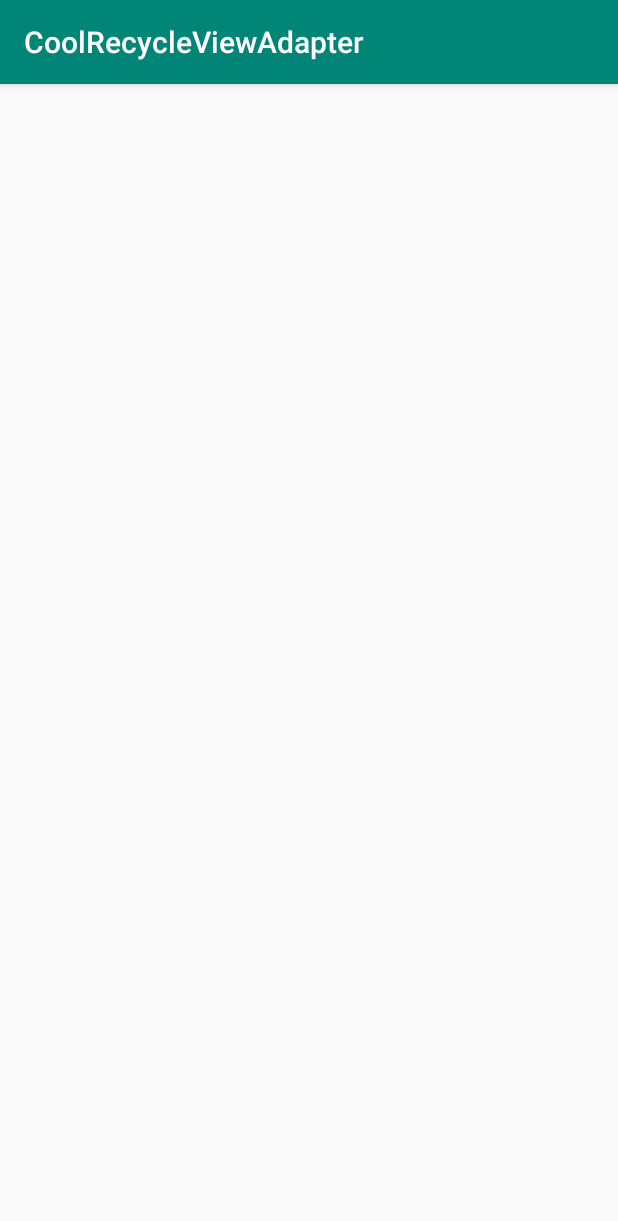
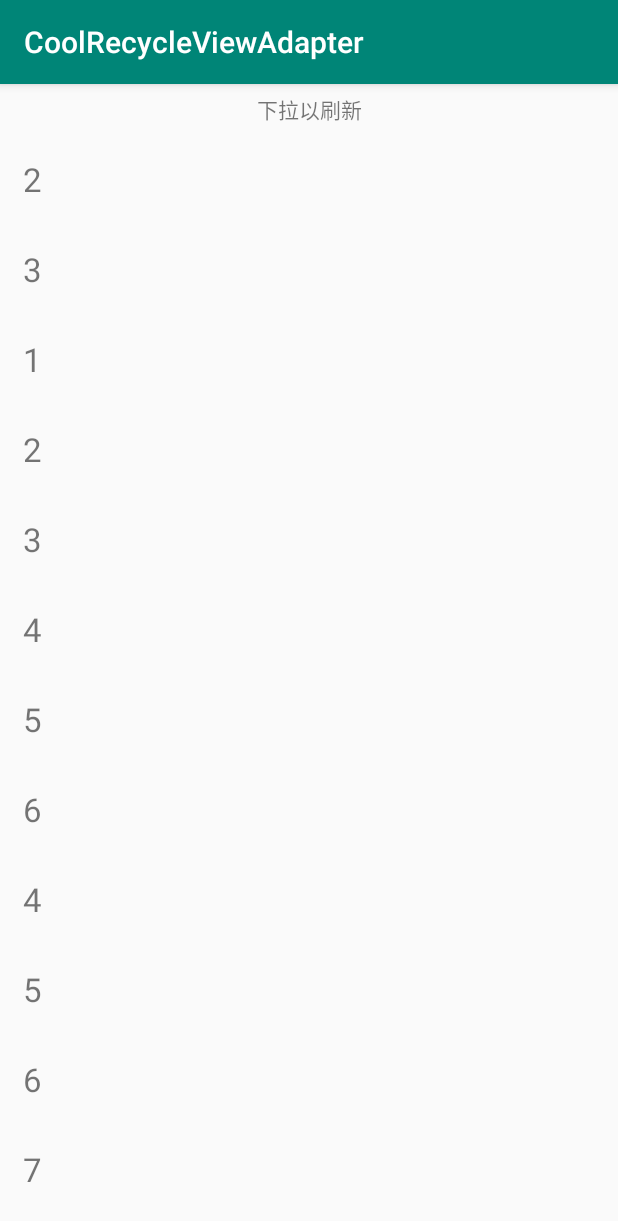
Before and after one commit to lvrayman/CoolRecycleViewAdapter, an Android app: the screen it shows after launch (MainActivity), on a phone screen of 412 x 824 dp. Shown: the top 1221 px of the screen. Run offline under Robolectric (Android 15) with nearby library versions, the phone set to English and light mode, and no system bars.

Commit message:
添加头部

```diff
--- a/coolrecyclerviewadapter/src/main/java/com/rayman/coolrecyclerviewadapter/CoolRecyclerViewAdapter.kt
+++ b/coolrecyclerviewadapter/src/main/java/com/rayman/coolrecyclerviewadapter/CoolRecyclerViewAdapter.kt
@@ -84,6 +84,8 @@ abstract class CoolRecyclerViewAdapter<T>(val context: Context, private val layo
                     holder.onLoadEnd()
                 }
             }
+        } else if (holder is IHeadRefreshHolder) {
+
         } else {
             if (position < data.size) {
                 onBindData(data[position], holder as DefaultViewHolder)
--- a/coolrecyclerviewadapter/src/main/res/layout/item_head.xml
+++ b/coolrecyclerviewadapter/src/main/res/layout/item_head.xml
@@ -2,7 +2,7 @@
 <LinearLayout xmlns:android="http://schemas.android.com/apk/res/android"
     xmlns:tools="http://schemas.android.com/tools"
     android:layout_width="match_parent"
-    android:layout_height="match_parent"
+    android:layout_height="wrap_content"
     android:orientation="horizontal">
 
     <TextView
@@ -11,6 +11,6 @@
         android:layout_height="wrap_content"
         android:gravity="center"
         android:padding="6dp"
-        tools:text="文字" />
+        android:text="@string/pull_to_refresh" />
 
 </LinearLayout>
--- a/coolrecyclerviewadapter/src/main/res/values/strings.xml
+++ b/coolrecyclerviewadapter/src/main/res/values/strings.xml
@@ -2,5 +2,7 @@
     <string name="app_name">CoolRecyclerViewAdapter</string>
     <string name="info_no_more">————————没有更多了————————</string>
     <string name="info_loading">正在加载中...</string>
+    <string name="pull_to_refresh">下拉以刷新</string>
+    <string name="release_to_refresh">松手以刷新</string>
 
 </resources>
```
